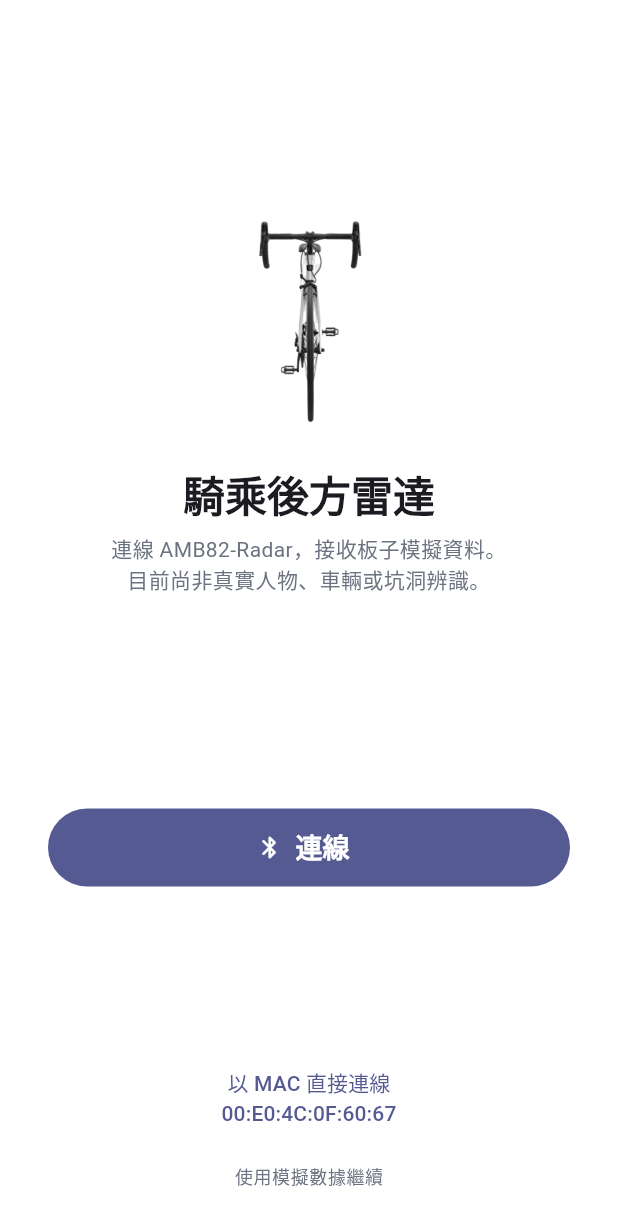
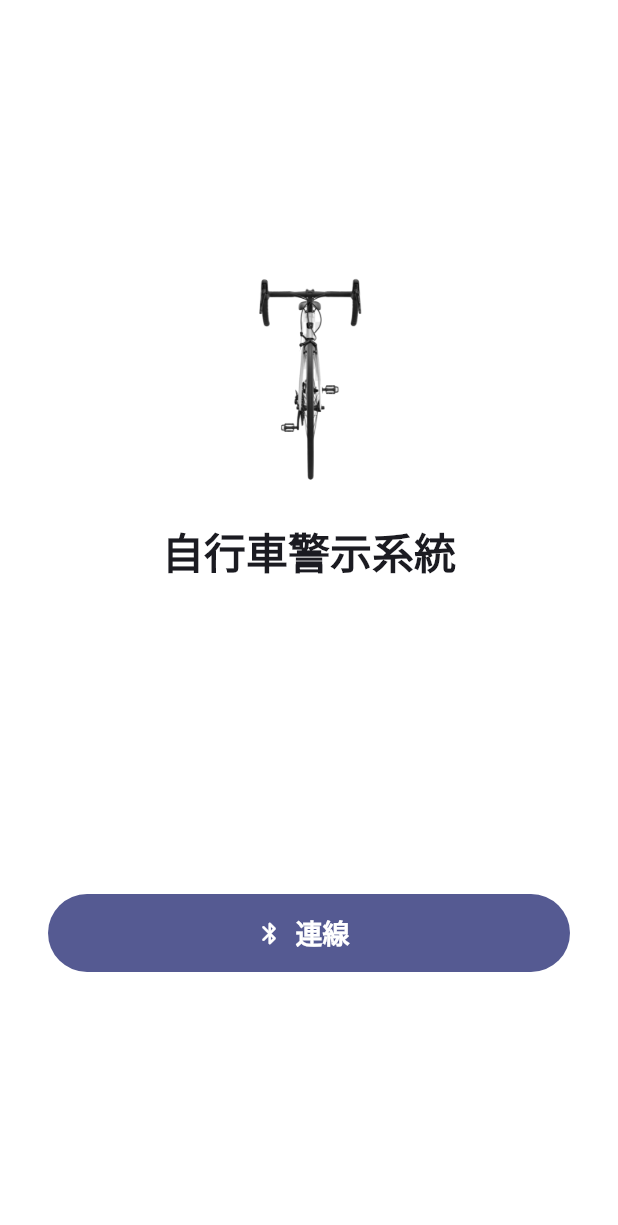
Before and after one commit to iambjlu/chc115, a Flutter app: the screen it shows after launch, on a phone screen of 412 x 824 dp. Shown: the top 1225 px of the screen. Run offline on Flutter 3.47's test engine with Material 3 defaults, Android fonts, the phone set to English and light mode, and no system bars; our stand-ins replace audioplayers, flutter_blue_plus, flutter_local_notifications, geolocator, google_maps_flutter.

Commit message:
歡迎頁改版：標題改為自行車警示系統、移除 MAC 直連與黃色模擬資料條，模擬數據按鈕改為長按連線才顯示
Co-Authored-By: Claude Sonnet 5.5 <noreply@anthropic.com>
Claude-Session: https://claude.ai/code/session_01Ku4C6xebzEQ61EjywncSer

```diff
--- a/lib/screens/ride_hud_screen.dart
+++ b/lib/screens/ride_hud_screen.dart
@@ -9,7 +9,6 @@ import '../services/alert_notification_service.dart';
 import '../services/ble_radar_service.dart';
 import '../theme/hud_colors.dart';
 import '../widgets/map_card.dart';
-import '../widgets/ble_connection_banner.dart';
 import '../widgets/radar_view.dart';
 import '../widgets/simulation_sheet.dart';
 
@@ -257,7 +256,6 @@ class _RideHudScreenState extends State<RideHudScreen> {
       body: SafeArea(
         child: Column(
           children: [
-            if (_isBle) const BleConnectionBanner(),
             _StatusBar(speed: _isBle ? null : _sim.bikeSpeed.round()),
             _AlertLines(alert: hasData ? alert : null),
             _PotholeAlertLine(text: hasData ? potholeAlertText : null),
--- a/lib/screens/welcome_screen.dart
+++ b/lib/screens/welcome_screen.dart
@@ -1,4 +1,3 @@
-import 'dart:io';
 import 'package:flutter/material.dart';
 
 import '../services/ble_radar_service.dart';
@@ -6,7 +5,7 @@ import '../theme/hud_colors.dart';
 import 'ride_hud_screen.dart';
 
 /// 啟動後的歡迎畫面：按「連線」搜尋並連上 AMB82 雷達模組後進入 HUD（藍牙數據），
-/// 底下小字「使用模擬數據繼續」則直接進入 HUD 並使用模擬控制面板。
+/// 「使用模擬數據繼續」預設隱藏，長按「連線」按鈕才會顯示（不存檔，重開 App 即恢復隱藏）。
 class WelcomeScreen extends StatefulWidget {
   const WelcomeScreen({super.key});
 
@@ -17,10 +16,11 @@ class WelcomeScreen extends StatefulWidget {
 class _WelcomeScreenState extends State<WelcomeScreen> {
   final _ble = BleRadarService.instance;
   String? _error;
+  bool _showSimulation = false;
 
-  Future<void> _connect({bool direct = false}) async {
+  Future<void> _connect() async {
     setState(() => _error = null);
-    await _ble.connect(direct: direct);
+    await _ble.connect();
     if (!mounted) return;
     if (_ble.status.value == BleRadarStatus.connected) {
       await _openHud(RideHudMode.ble);
@@ -68,9 +68,9 @@ class _WelcomeScreenState extends State<WelcomeScreen> {
                   const Spacer(flex: 3),
                   Image.asset('assets/bike.png', height: 140),
                   const SizedBox(height: 28),
-                  Text('騎乘後方雷達', style: textTheme.headlineMedium?.copyWith(fontWeight: FontWeight.w800)),
+                  Text('自行車警示系統', style: textTheme.headlineMedium?.copyWith(fontWeight: FontWeight.w800)),
                   const SizedBox(height: 8),
-                  Text('連線 AMB82-Radar，接收板子模擬資料。\n目前尚非真實人物、車輛或坑洞辨識。',
+                  Text('',
                       textAlign: TextAlign.center,
                       style: textTheme.bodyMedium?.copyWith(color: HudColors.inkDim)),
                   const Spacer(flex: 3),
@@ -78,7 +78,8 @@ class _WelcomeScreenState extends State<WelcomeScreen> {
                     width: double.infinity,
                     height: 52,
                     child: FilledButton.icon(
-                      onPressed: busy ? null : () => _connect(),
+                      onPressed: busy ? null : _connect,
+                      onLongPress: busy ? null : () => setState(() => _showSimulation = true),
                       icon: busy
                           ? const SizedBox(
                               width: 18,
@@ -105,15 +106,16 @@ class _WelcomeScreenState extends State<WelcomeScreen> {
                             textAlign: TextAlign.center,
                             style: textTheme.bodySmall?.copyWith(color: HudColors.danger)),
                   ),
-                  if (Platform.isAndroid)
-                    TextButton(
-                      onPressed: busy ? null : () => _connect(direct: true),
-                      child: const Text('以 MAC 直接連線\n${BleRadarService.deviceMac}', textAlign: TextAlign.center),
-                    ),
-                  TextButton(
-                    onPressed: busy ? null : () => _openHud(RideHudMode.simulation),
-                    child: Text('使用模擬數據繼續',
-                        style: textTheme.bodySmall?.copyWith(color: HudColors.inkDim)),
+                  // 固定保留按鈕高度，顯示/隱藏時不會讓上方版面位移。
+                  SizedBox(
+                    height: 48,
+                    child: _showSimulation
+                        ? TextButton(
+                            onPressed: busy ? null : () => _openHud(RideHudMode.simulation),
+                            child: Text('使用模擬數據繼續',
+                                style: textTheme.bodySmall?.copyWith(color: HudColors.inkDim)),
+                          )
+                        : null,
                   ),
                   const SizedBox(height: 16),
                 ],
--- a/lib/widgets/ble_connection_banner.dart
+++ /dev/null
@@ -1,32 +0,0 @@
-import 'package:flutter/material.dart';
-import '../services/ble_radar_service.dart';
-
-class BleConnectionBanner extends StatelessWidget {
-  const BleConnectionBanner({super.key});
-  @override
-  Widget build(BuildContext context) {
-    final ble = BleRadarService.instance;
-    return AnimatedBuilder(
-      animation: Listenable.merge([ble.dataStatus, ble.receivedCount, ble.rawPacket]),
-      builder: (context, _) {
-        final label = switch (ble.dataStatus.value) {
-          RadarDataStatus.waiting => '已連線，等待資料',
-          RadarDataStatus.receiving => '接收中',
-          RadarDataStatus.stale => '超過 5 秒未收到有效資料',
-          RadarDataStatus.invalid => '資料格式或感測狀態異常',
-        };
-        return Container(
-          width: double.infinity,
-          padding: const EdgeInsets.symmetric(horizontal: 16, vertical: 6),
-          color: Colors.amber.shade100,
-          child: Text(
-            'BLE 板子模擬資料・$label・${ble.receivedCount.value} 筆\n'
-            '${ble.rawPacket.value.isEmpty ? "等待封包…" : ble.rawPacket.value}\n'
-            '遠／中／近為模擬等級；本協定未提供車速。',
-            style: const TextStyle(fontSize: 12, color: Colors.black87),
-          ),
-        );
-      },
-    );
-  }
-}
```
Also changed, not shown: 3 other files.
